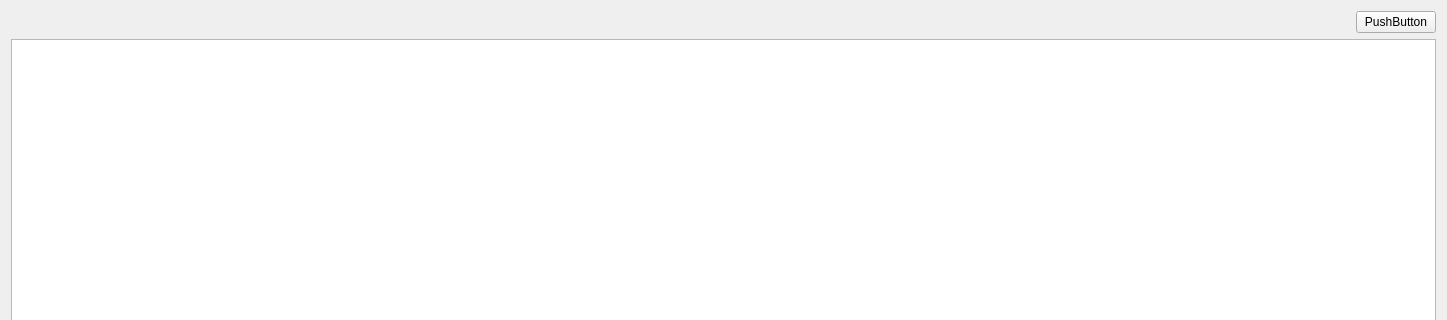
Old version of the form src/modules/docker/DockerStatsDialog.ui in the repository jensvogt/awsmock-qt-ui; both pictures show x 0 to 1447 and y 0 to 320 of the 1447 by 792 pixel window.
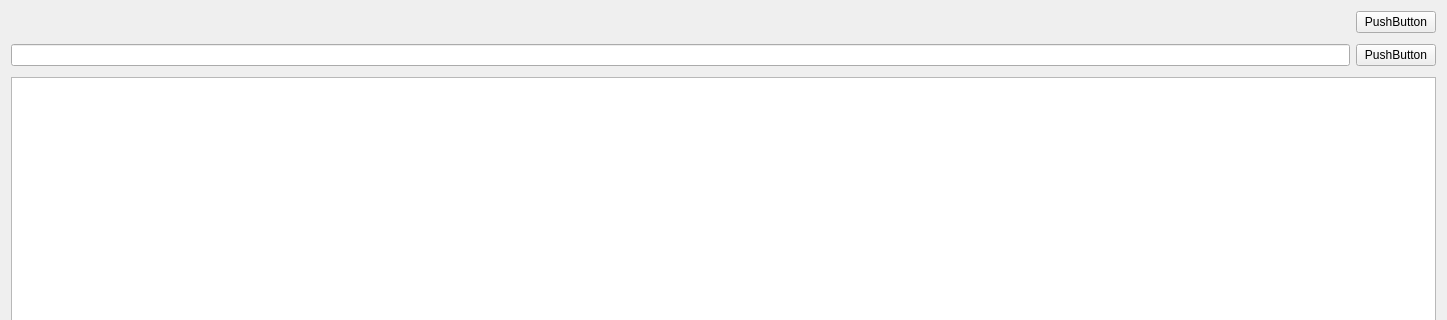
New version of the form.

Commit message: fix: fix bug in container stats prefix filter

Patch:
```diff
--- a/src/modules/docker/DockerStatsDialog.ui
+++ b/src/modules/docker/DockerStatsDialog.ui
@@ -48,7 +48,27 @@
     </layout>
    </item>
    <item>
-    <widget class="QTableWidget" name="statsTable">
+    <layout class="QHBoxLayout" name="horizontalLayout_2">
+     <property name="topMargin">
+      <number>5</number>
+     </property>
+     <property name="bottomMargin">
+      <number>5</number>
+     </property>
+     <item>
+      <widget class="QLineEdit" name="prefixEdit"/>
+     </item>
+     <item>
+      <widget class="QPushButton" name="prefixClearButton">
+       <property name="text">
+        <string>PushButton</string>
+       </property>
+      </widget>
+     </item>
+    </layout>
+   </item>
+   <item>
+    <widget class="QTableView" name="statsTable">
      <property name="sizePolicy">
       <sizepolicy hsizetype="Expanding" vsizetype="Expanding">
        <horstretch>1</horstretch>
```
The commit also changes 19 other files.
